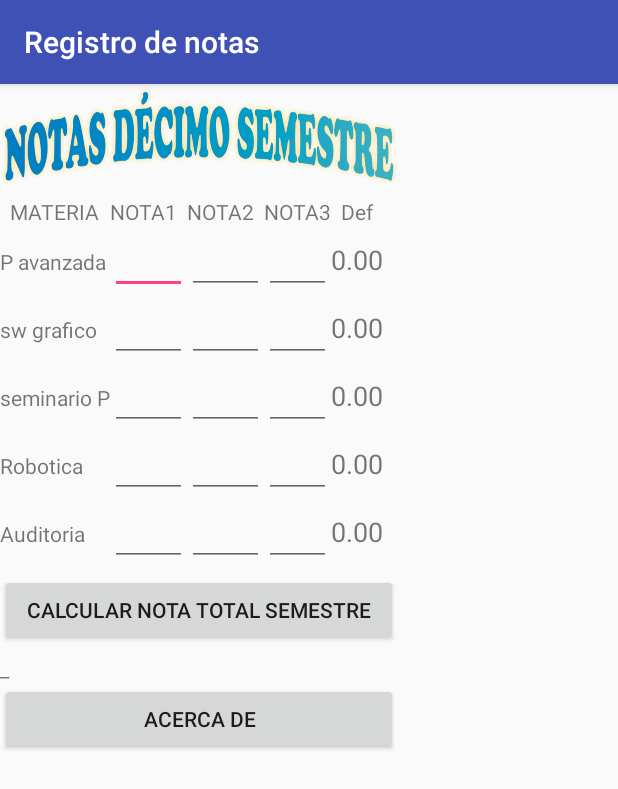
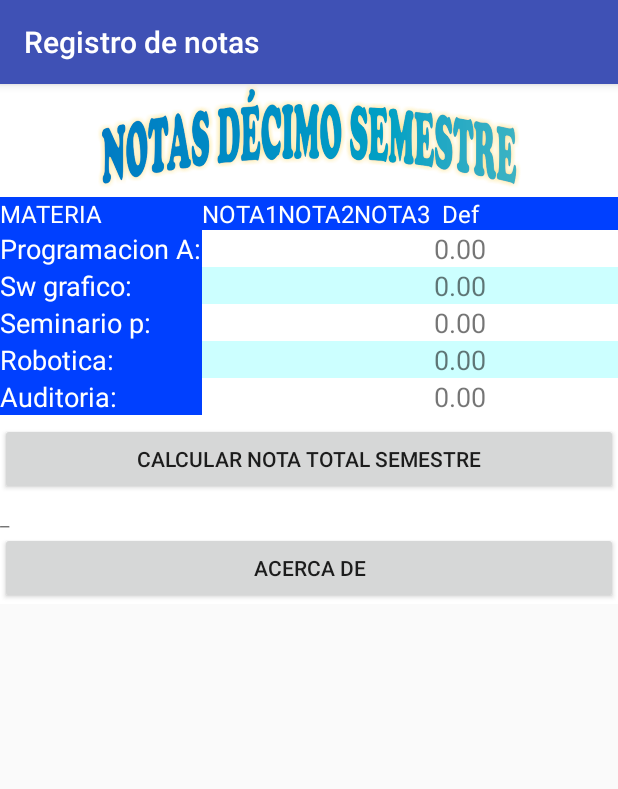
Before and after one commit to JassonGithub/calculoN, an Android app: the screen it shows after launch (MainActivity), on a phone screen of 412 x 824 dp. Shown: the top 789 px of the screen. Run offline under Robolectric (Android 15) with nearby library versions, the phone set to English and light mode, and no system bars.

Commit message:
se modifico interfaz grafica

```diff
--- a/app/src/main/res/layout/activity_main.xml
+++ b/app/src/main/res/layout/activity_main.xml
@@ -2,111 +2,73 @@
 
 <LinearLayout xmlns:android="http://schemas.android.com/apk/res/android"
     xmlns:tools="http://schemas.android.com/tools"
-    android:layout_width="wrap_content"
+    android:layout_width="match_parent"
     android:layout_height="wrap_content"
-    android:orientation="vertical">
+    android:background="#fff"
+    android:orientation="vertical"
+    android:weightSum="1">
+
     <ImageView
-        android:layout_width="265dp"
+        android:layout_width="match_parent"
         android:layout_height="70dp"
-        android:src="@drawable/logop"/>
+        android:src="@drawable/logop" />
+
     <TableLayout
         android:layout_width="match_parent"
         android:layout_height="wrap_content"
-        android:textAlignment="center"
-        android:layout_marginTop="5dp">
+        android:layout_marginTop="5dp"
+        android:layout_weight="2.07"
+        android:textAlignment="center">
 
         <TableRow
             android:layout_width="match_parent"
             android:layout_height="match_parent"
+            android:background="#0040ff"
             android:textAlignment="center">
+
+            <TextView
+                android:id="@+id/textView1"
+                android:layout_width="wrap_content"
+                android:layout_height="wrap_content"
+                android:text="@string/materia"
+                android:textColor="#fff"
+                android:textSize="16sp"
+                tools:text="  MATERIA  " />
+
+            <TextView
+                android:id="@+id/textView2"
+                android:layout_width="wrap_content"
+                android:layout_height="wrap_content"
+                android:text="@string/nota1"
+                android:textColor="#fff"
+                android:textSize="16sp"
+                tools:text="NOTA1  " />
+
+            <TextView
+                android:id="@+id/textView3"
+                android:layout_width="wrap_content"
+                android:layout_height="wrap_content"
+                android:text="@string/nota2"
+                android:textColor="#fff"
+                android:textSize="16sp"
+                tools:text="NOTA2  " />
 
             <TextView
                 android:id="@+id/textView4"
                 android:layout_width="wrap_content"
                 android:layout_height="wrap_content"
-                android:text="  MATERIA  "
-                android:textSize="14sp"
-                tools:text="  MATERIA  " />
-
-            <TextView
-                android:id="@+id/textView3"
-                android:layout_width="wrap_content"
-                android:layout_height="wrap_content"
-                android:text="NOTA1  "
-                android:textSize="14sp"
-                tools:text="NOTA1  " />
-
-            <TextView
-                android:id="@+id/textView2"
-                android:layout_width="wrap_content"
-                android:layout_height="wrap_content"
-                android:text="NOTA2  "
-                android:textSize="14sp"
-                tools:text="NOTA2  " />
-
-            <TextView
-                android:id="@+id/textView"
-                android:layout_width="wrap_content"
-                android:layout_height="wrap_content"
-                android:text="NOTA3"
-                android:textSize="14sp"
+                android:text="@string/nota3"
+                android:textColor="#fff"
+                android:textSize="16sp"
                 tools:text="NOTA3  " />
-
-            <TextView
-                android:id="@+id/textView8"
-                android:layout_width="wrap_content"
-                android:layout_height="wrap_content"
-                android:text="  Def  " />
-        </TableRow>
-
-        <TableRow
-            android:layout_width="match_parent"
-            android:layout_height="match_parent">
 
             <TextView
                 android:id="@+id/textView5"
                 android:layout_width="wrap_content"
                 android:layout_height="wrap_content"
-                android:text="P avanzada"
-                android:textSize="14sp" />
-
-            <EditText
-                android:id="@+id/n1pa"
-                android:layout_width="20dp"
-                android:layout_height="wrap_content"
-                android:ems="10"
-                android:inputType="numberDecimal"
-                android:text=""
-                android:hint=""
-                android:textAlignment="center" />
-
-            <EditText
-                android:id="@+id/n2pa"
-                android:layout_width="14dp"
-                android:layout_height="wrap_content"
-                android:ems="10"
-                android:inputType="numberDecimal"
-                android:text=""
-                android:hint=""
-                android:textAlignment="center"/>
-
-            <EditText
-                android:id="@+id/n3pa"
-                android:layout_width="20dp"
-                android:layout_height="wrap_content"
-                android:ems="10"
-                android:inputType="numberDecimal"
-                android:text=""
-                android:hint=""
-                android:textAlignment="center"/>
-
-            <TextView
-                android:id="@+id/defpa"
-                android:layout_width="wrap_content"
-                android:layout_height="wrap_content"
-                android:text="0"
-                android:textAlignment="center"
-                android:textSize="18dp"/>
+                android:text="  Def  "
+                android:textColor="#fff"
+                android:textSize="16dp" />
         </TableRow>
 
         <TableRow
@@ -117,35 +79,97 @@
                 android:id="@+id/textView6"
                 android:layout_width="wrap_content"
                 android:layout_height="wrap_content"
-                android:text="sw grafico"
-                android:textSize="14sp" />
+                android:background="#0040ff"
+                android:text="@string/m1"
+                android:textColor="#fff"
+                android:textSize="18sp" />
+
+            <EditText
+                android:id="@+id/n1pa"
+                android:layout_width="20dp"
+                android:layout_height="wrap_content"
+                android:background="#fff"
+                android:ems="10"
+                android:hint=""
+                android:inputType="numberDecimal"
+                android:text=""
+                android:textAlignment="center"
+                android:textColorLink="#fff" />
+
+            <EditText
+                android:id="@+id/n2pa"
+                android:layout_width="14dp"
+                android:layout_height="wrap_content"
+                android:background="#fff"
+                android:ems="10"
+                android:hint=""
+                android:inputType="numberDecimal"
+                android:text=""
+                android:textAlignment="center" />
+
+            <EditText
+                android:id="@+id/n3pa"
+                android:layout_width="20dp"
+                android:layout_height="wrap_content"
+                android:background="#fff"
+                android:ems="10"
+                android:hint=""
+                android:inputType="numberDecimal"
+                android:text=""
+                android:textAlignment="center" />
+
+            <TextView
+                android:id="@+id/defpa"
+                android:layout_width="wrap_content"
+                android:layout_height="wrap_content"
+                android:text="0"
+                android:textAlignment="center"
+                android:textSize="18dp" />
+        </TableRow>
+
+        <TableRow
+            android:layout_width="match_parent"
+            android:layout_height="match_parent"
+            android:background="#cff">
+
+            <TextView
+                android:id="@+id/textView7"
+                android:layout_width="wrap_content"
+                android:layout_height="wrap_content"
+                android:background="#0040ff"
+                android:text="@string/m2"
+                android:textColor="#fff"
+                android:textSize="18sp" />
 
             <EditText
                 android:id="@+id/n1sw"
                 android:layout_width="20dp"
                 android:layout_height="wrap_content"
+                android:background="#cff"
                 android:ems="10"
                 android:inputType="numberDecimal"
                 android:text=""
-                android:textAlignment="center"/>
+                android:textAlignment="center" />
 
             <EditText
                 android:id="@+id/n2sw"
                 android:layout_width="20dp"
                 android:layout_height="wrap_content"
+                android:background="#cff"
                 android:ems="10"
                 android:inputType="numberDecimal"
                 android:text=""
-                android:textAlignment="center"/>
+                android:textAlignment="center" />
 
             <EditText
                 android:id="@+id/n3sw"
                 android:layout_width="20dp"
                 android:layout_height="wrap_content"
+                android:background="#cff"
                 android:ems="10"
                 android:inputType="numberDecimal"
                 android:text=""
-                android:textAlignment="center"/>
+                android:textAlignment="center" />
 
             <TextView
                 android:id="@+id/defsw"
@@ -153,7 +177,115 @@
                 android:layout_height="wrap_content"
                 android:text="0"
                 android:textAlignment="center"
-                android:textSize="18dp"/>
+                android:textSize="18dp" />
+
+        </TableRow>
+
+        <TableRow
+            android:layout_width="match_parent"
+            android:layout_height="match_parent"
+            android:background="#fff">
+
+            <TextView
+                android:id="@+id/textView8"
+                android:layout_width="wrap_content"
+                android:layout_height="wrap_content"
+                android:background="#0040ff"
+                android:text="@string/m3"
+                android:textColor="#fff"
+                android:textSize="18sp" />
+
+            <EditText
+                android:id="@+id/n1se"
+                android:layout_width="20dp"
+                android:layout_height="wrap_content"
+                android:background="#fff"
+                android:ems="10"
+                android:inputType="numberDecimal"
+                android:text=""
+                android:textAlignment="center" />
+
+            <EditText
+                android:id="@+id/n2se"
+                android:layout_width="20dp"
+                android:layout_height="wrap_content"
+                android:background="#fff"
+                android:ems="10"
+                android:inputType="numberDecimal"
+                android:text=""
+                android:textAlignment="center" />
+
+            <EditText
+                android:id="@+id/n3se"
+                android:layout_width="20dp"
+                android:layout_height="wrap_content"
+                android:background="#fff"
+                android:ems="10"
+                android:inputType="numberDecimal"
+                android:text=""
+                android:textAlignment="center" />
+
+            <TextView
+                android:id="@+id/defse"
+                android:layout_width="wrap_content"
+                android:layout_height="wrap_content"
+                android:text="0"
+                android:textAlignment="center"
+                android:textSize="18dp" />
+
+        </TableRow>
+
+        <TableRow
+            android:layout_width="match_parent"
+            android:layout_height="match_parent"
+            android:background="#cff">
+
+            <TextView
+                android:id="@+id/textView9"
+                android:layout_width="wrap_content"
+                android:layout_height="wrap_content"
+                android:background="#0040ff"
+                android:text="@string/m4"
+                android:textColor="#fff"
+                android:textSize="18sp" />
+
+            <EditText
+                android:id="@+id/n1ro"
+                android:layout_width="20dp"
+                android:layout_height="wrap_content"
+                android:background="#cff"
+                android:ems="10"
+                android:inputType="numberDecimal"
+                android:text=""
+                android:textAlignment="center" />
+
+            <EditText
+                android:id="@+id/n2ro"
+                android:layout_width="20dp"
+                android:layout_height="wrap_content"
+                android:background="#cff"
+                android:ems="10"
+                android:inputType="numberDecimal"
+                android:text=""
+                android:textAlignment="center" />
+
+            <EditText
+                android:id="@+id/n3ro"
+                android:layout_width="20dp"
+                android:layout_height="wrap_content"
+                android:background="#cff"
+                android:ems="10"
+                android:inputType="numberDecimal"
+                android:text=""
+                android:textAlignment="center" />
+
+            <TextView
+                android:id="@+id/defro"
+                android:layout_width="wrap_content"
+                android:layout_height="wrap_content"
+                android:text="0"
+                android:textAlignment="center"
+                android:textSize="18dp" />
 
         </TableRow>
 
@@ -162,134 +294,43 @@
             android:layout_height="match_parent">
 
             <TextView
-                android:id="@+id/textView7"
+                android:id="@+id/textView10"
                 android:layout_width="wrap_content"
                 android:layout_height="wrap_content"
-                android:text="seminario P"
-                android:textSize="14sp" />
-
-            <EditText
-                android:id="@+id/n1se"
-                android:layout_width="20dp"
-                android:layout_height="wrap_content"
-                android:ems="10"
-                android:inputType="numberDecimal"
-                android:text=""
-                android:textAlignment="center"/>
-
-            <EditText
-                android:id="@+id/n2se"
-                android:layout_width="20dp"
-                android:layout_height="wrap_content"
-                android:ems="10"
-                android:inputType="numberDecimal"
-                android:text=""
-                android:textAlignment="center"/>
-
-            <EditText
-                android:id="@+id/n3se"
-                android:layout_width="20dp"
-                android:layout_height="wrap_content"
-                android:ems="10"
-                android:inputType="numberDecimal"
-                android:text=""
-                android:textAlignment="center"/>
-
-            <TextView
-                android:id="@+id/defse"
-                android:layout_width="wrap_content"
-                android:layout_height="wrap_content"
-                android:text="0"
-                android:textAlignment="center"
-                android:textSize="18dp"/>
-
-        </TableRow>
-
-        <TableRow
-            android:layout_width="match_parent"
-            android:layout_height="match_parent">
-
-            <TextView
-                android:id="@+id/textView7"
-                android:layout_width="wrap_content"
-                android:layout_height="wrap_content"
-                android:text="Robotica"
-                android:textSize="14sp" />
-
-            <EditText
-                android:id="@+id/n1ro"
-                android:layout_width="20dp"
-                android:layout_height="wrap_content"
-                android:ems="10"
-                android:inputType="numberDecimal"
-                android:text=""
-                android:textAlignment="center"/>
-
-            <EditText
-                android:id="@+id/n2ro"
-                android:layout_width="20dp"
-                android:layout_height="wrap_content"
-                android:ems="10"
-                android:inputType="numberDecimal"
-                android:text=""
-                android:textAlignment="center"/>
-
-            <EditText
-                android:id="@+id/n3ro"
-                android:layout_width="20dp"
-                android:layout_height="wrap_content"
-                android:ems="10"
-                android:inputType="numberDecimal"
-                android:text=""
-                android:textAlignment="center"/>
-
-            <TextView
-                android:id="@+id/defro"
-                android:layout_width="wrap_content"
-                android:layout_height="wrap_content"
-                android:text="0"
-                android:textAlignment="center"
-                android:textSize="18dp"/>
-
-        </TableRow>
-
-        <TableRow
-            android:layout_width="match_parent"
-            android:layout_height="match_parent">
-
-            <TextView
-                android:id="@+id/textView7"
-                android:layout_width="wrap_content"
-                android:layout_height="wrap_content"
-                android:text="Auditoria"
-                android:textSize="14sp" />
+                android:background="#0040ff"
+                android:text="@string/m5"
+                android:textColor="#fff"
+                android:textSize="18sp" />
 
             <EditText
                 android:id="@+id/n1au"
                 android:layout_width="20dp"
                 android:layout_height="wrap_content"
+                android:background="#fff"
                 android:ems="10"
                 android:inputType="numberDecimal"
                 android:text=""
-                android:textAlignment="center"/>
+                android:textAlignment="center" />
 
             <EditText
                 android:id="@+id/n2au"
                 android:layout_width="20dp"
                 android:layout_height="wrap_content"
+                android:background="#fff"
                 android:ems="10"
                 android:inputType="numberDecimal"
                 android:text=""
-                android:textAlignment="center"/>
+                android:textAlignment="center" />
 
             <EditText
                 android:id="@+id/n3au"
                 android:layout_width="20dp"
                 android:layout_height="wrap_content"
+                android:background="#fff"
                 android:ems="10"
                 android:inputType="numberDecimal"
                 android:text=""
-                android:textAlignment="center"/>
+                android:textAlignment="center" />
 
             <TextView
                 android:id="@+id/defau"
@@ -297,7 +338,7 @@
                 android:layout_height="wrap_content"
                 android:text="0"
                 android:textAlignment="center"
-                android:textSize="18dp"/>
+                android:textSize="18dp" />
 
         </TableRow>
     </TableLayout>
@@ -306,9 +347,9 @@
         android:id="@+id/button3"
         android:layout_width="match_parent"
         android:layout_height="match_parent"
-        android:text="Calcular nota total semestre"
         android:layout_marginTop="5dp"
-        android:onClick="final_semestre"/>
+        android:onClick="final_semestre"
+        android:text="@string/btn1" />
 
     <TextView
         android:id="@+id/lblres"
@@ -322,5 +363,5 @@
         android:layout_width="match_parent"
         android:layout_height="wrap_content"
         android:onClick="acerca_de"
-        android:text="Acerca de" />
+        android:text="@string/btn2" />
 </LinearLayout>
--- a/app/src/main/res/values/strings.xml
+++ b/app/src/main/res/values/strings.xml
@@ -1,3 +1,14 @@
 <resources>
     <string name="app_name">Registro de notas</string>
+    <string name="m1">Programacion A:</string>
+    <string name="m2">Sw grafico: </string>
+    <string name="m3">Seminario p: </string>
+    <string name="m4">Robotica: </string>
+    <string name="m5">Auditoria: </string>
+    <string name="materia">MATERIA</string>
+    <string name="nota1">NOTA1</string>
+    <string name="nota2">NOTA2</string>
+    <string name="nota3">NOTA3</string>
+    <string name="btn1">CALCULAR NOTA TOTAL SEMESTRE</string>
+    <string name="btn2">Acerca de</string>
 </resources>
```
Also changed, not shown: 1 other file.
